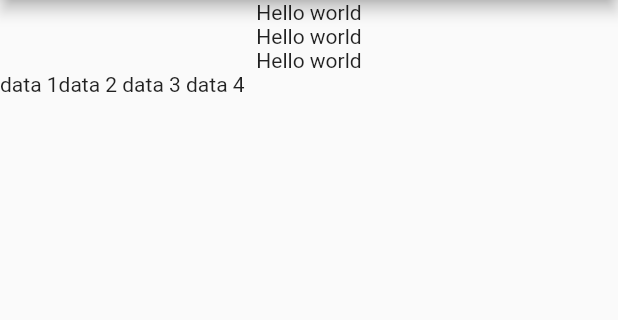
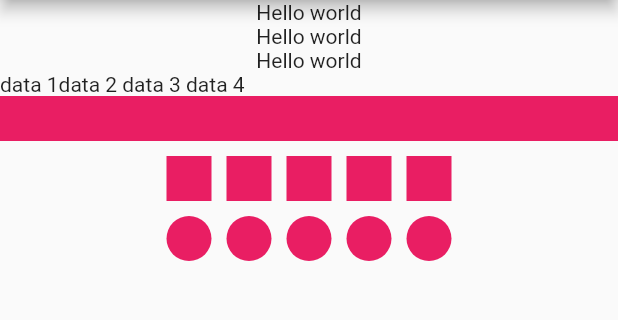
Before and after one commit to wannabe08/bcdx_latihan1, a Flutter app: the screen it shows after launch, on a phone screen of 412 x 824 dp, the part 84-404 px from its top. Run offline on Flutter 3.47's test engine with Material 2 defaults, Android fonts, the phone set to English and light mode, and no system bars.

Commit message:
commit tanggal 11-10-2023

```diff
--- a/lib/main.dart
+++ b/lib/main.dart
@@ -1,3 +1,5 @@
+// ignore_for_file: prefer_const_constructors, prefer_const_literals_to_create_immutables
+
 import 'package:flutter/material.dart';
 
 void main() {
@@ -29,6 +31,120 @@ class MyApp extends StatelessWidget {
                 Text("data 4 "),
               ],
             ),
+            Container(
+              height: 30,
+              width: 500,
+              color: Colors.pink,
+            ),
+            SizedBox(
+              height: 10,
+            ),
+            Row(
+              mainAxisAlignment: MainAxisAlignment.center,
+              children: [
+                Container(
+              height: 30,
+              width: 30,
+              color: Colors.pink
+            ),
+            SizedBox(
+              width: 10,
+            ),
+            Container(
+              height: 30,
+              width: 30,
+              color: Colors.pink
+            ),
+            SizedBox(
+              width: 10,
+            ),
+            Container(
+              height: 30,
+              width: 30,
+              color: Colors.pink
+            ),
+            SizedBox(
+              width: 10,
+            ),
+            Container(
+              height: 30,
+              width: 30,
+              color: Colors.pink
+            ),
+            SizedBox(
+              width: 10,
+            ),
+            Container(
+              height: 30,
+              width: 30,
+              color: Colors.pink
+            ),
+
+
+
+              ],
+            ),
+            SizedBox(
+              height: 10,
+            ),
+            Row(
+              mainAxisAlignment: MainAxisAlignment.center,
+              children: [
+                Container(
+              height: 30,
+              width: 30,
+              decoration: BoxDecoration(
+                color: Colors.pink,
+                shape: BoxShape.circle,
+              ),
+            ),
+            SizedBox(
+              width: 10,
+            ),
+            Container(
+              height: 30,
+              width: 30,
+              decoration: BoxDecoration(
+                color: Colors.pink,
+                shape: BoxShape.circle,
+              ),
+            ),
+            SizedBox(
+              width: 10,
+            ),
+            Container(
+              height: 30,
+              width: 30,
+              decoration: BoxDecoration(
+                color: Colors.pink,
+                shape: BoxShape.circle,
+              ),
+            ),
+            SizedBox(
+              width: 10,
+            ),
+            Container(
+              height: 30,
+              width: 30,
+              decoration: BoxDecoration(
+                color: Colors.pink,
+                shape: BoxShape.circle,
+              ),
+            ),
+            SizedBox(
+              width: 10,
+            ),
+            Container(
+              height: 30,
+              width: 30,
+              decoration: BoxDecoration(
+                color: Colors.pink,
+                shape: BoxShape.circle,
+              ),
+            ),
+              ],
+            ),
+
           ],
         ),
       ),
--- a/pubspec.yaml
+++ b/pubspec.yaml
@@ -19,7 +19,7 @@ publish_to: 'none' # Remove this line if you wish to publish to pub.dev
 version: 1.0.0+1
 
 environment:
-  sdk: '>=3.1.2 <4.0.0'
+  sdk: '>=2.19.4 <4.0.0'
 
 # Dependencies specify other packages that your package needs in order to work.
 # To automatically upgrade your package dependencies to the latest versions
```
Also changed, not shown: pubspec.lock, 1 other file.
